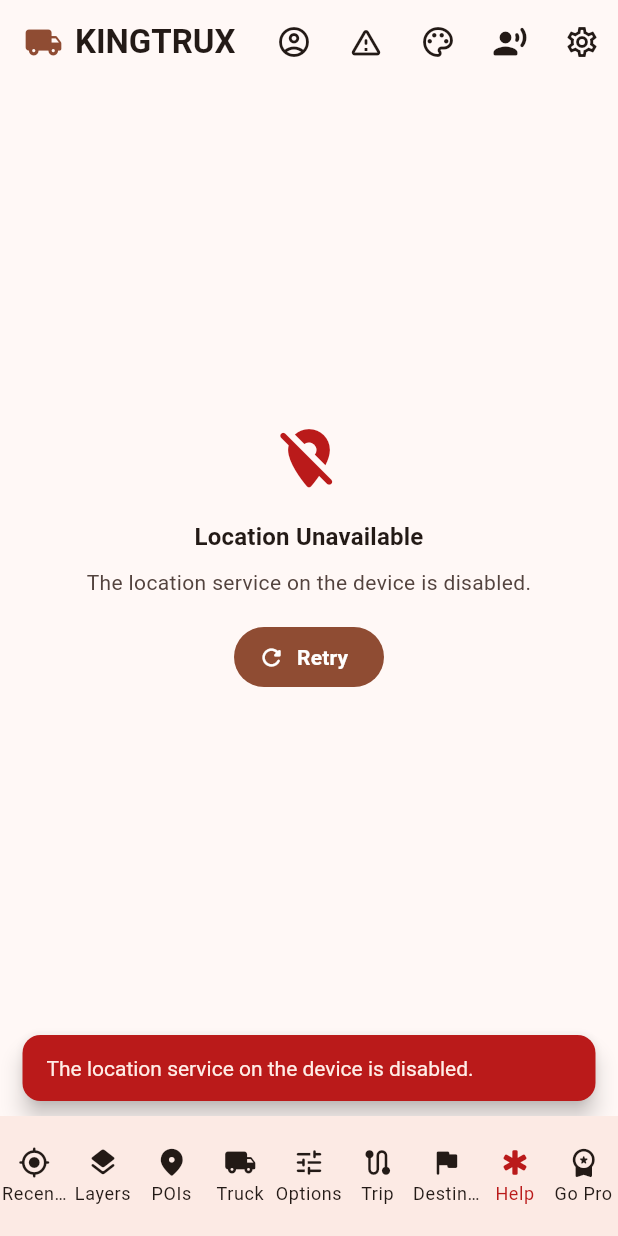
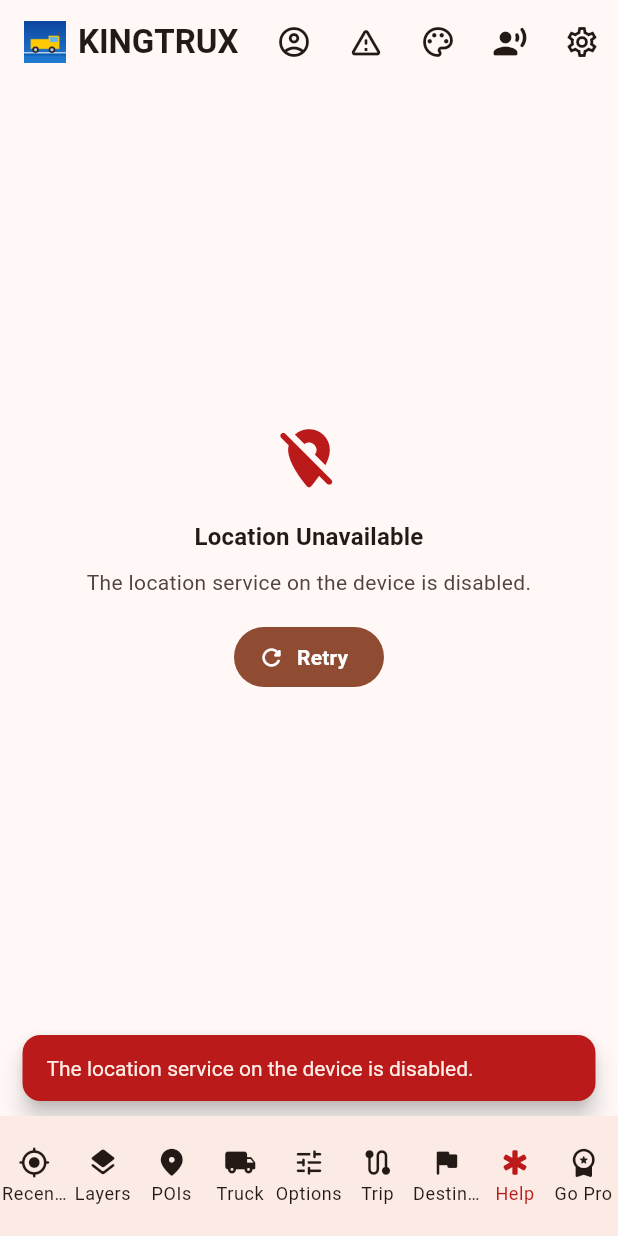
Before and after one commit to dukens11-create/kingtrux, a Flutter app: the screen it shows once a user with an empty profile is signed in, after a tap on "Recenter", on a phone screen of 412 x 824 dp. Run offline on Flutter 3.47's test engine with Material 3 defaults, Android fonts, the phone set to English and light mode, and no system bars; our stand-ins replace firebase_auth, firebase_core, flutter_tts, geolocator, google_maps_flutter, google_sign_in and 3 more; missing offline and left inert: purchases_flutter; accounts and stored records are empty.

Commit message:
Restore yellow-truck app logo as kingtrux_shield.png and wire up Image.asset in all three UI files
Co-authored-by: dukens11-create <249652828+dukens11-create@users.noreply.github.com>

```diff
--- a/lib/ui/kingtrux_login_page.dart
+++ b/lib/ui/kingtrux_login_page.dart
@@ -429,7 +429,11 @@ class _BrandHeader extends StatelessWidget {
       mainAxisAlignment: MainAxisAlignment.center,
       crossAxisAlignment: CrossAxisAlignment.center,
       children: [
-        Container(
+        Image.asset(
+          'assets/logo/kingtrux_shield.png',
+          height: 64,
+          errorBuilder: (_, __, ___) {
+            return Container(
               height: 64,
               width: 64,
               decoration: BoxDecoration(
@@ -443,6 +447,8 @@ class _BrandHeader extends StatelessWidget {
                         fontWeight: FontWeight.w900,
                         fontSize: 26)),
               ),
+            );
+          },
         ),
         const SizedBox(width: 14),
         Column(
--- a/lib/ui/map_screen.dart
+++ b/lib/ui/map_screen.dart
@@ -409,8 +409,12 @@ class _MapScreenState extends State<MapScreen> {
   // AppBar
   // ---------------------------------------------------------------------------
   PreferredSizeWidget _buildAppBar(ColorScheme cs) {
-    final logoWidget =
-        Icon(Icons.local_shipping_rounded, color: cs.primary, size: 26);
+    final logoWidget = Image.asset(
+      'assets/logo/kingtrux_shield.png',
+      height: 28,
+      errorBuilder: (_, __, ___) =>
+          Icon(Icons.local_shipping_rounded, color: cs.primary, size: 26),
+    );
     final titleRow = Row(
       children: [
         logoWidget,
--- a/pubspec.yaml
+++ b/pubspec.yaml
@@ -37,3 +37,4 @@ flutter:
   assets:
     - assets/bg_map.png
     - assets/images/map_bg.png
+    - assets/logo/kingtrux_shield.png
```
Also changed, not shown: lib/ui/preview_gallery_page.dart (+9 -2 lines), assets/logo/kingtrux_shield.png (added). Lines whose indentation alone changed are shown as unchanged.
